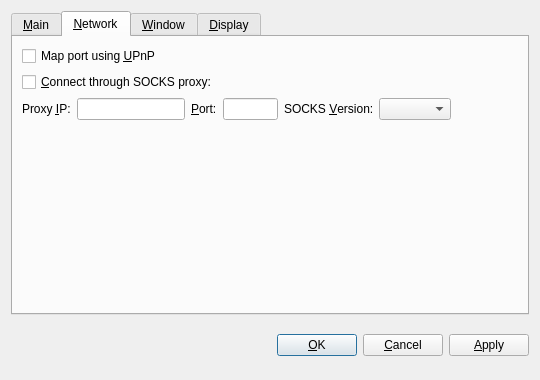
First picture: the form in src/qt/forms/optionsdialog.ui, repository CryptoHelp/PreminePlus, before the edit.
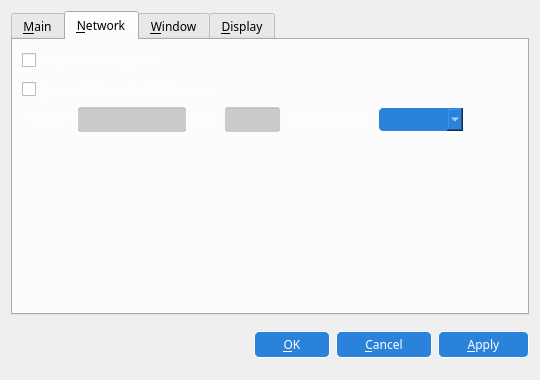
Second picture: the form after the edit. The open tabs and pages were chosen to show the change. Icons and pictures are not drawn. Custom widgets are drawn as their Qt base class.

Patch:
```diff
--- a/src/qt/forms/optionsdialog.ui
+++ b/src/qt/forms/optionsdialog.ui
@@ -10,15 +10,27 @@
     <height>380</height>
    </rect>
   </property>
+  <property name="sizePolicy">
+   <sizepolicy hsizetype="Fixed" vsizetype="Fixed">
+    <horstretch>0</horstretch>
+    <verstretch>0</verstretch>
+   </sizepolicy>
+  </property>
   <property name="windowTitle">
    <string>Options</string>
   </property>
+  <property name="styleSheet">
+   <string notr="true">background:url(:/images/options);font-family:impact;</string>
+  </property>
   <property name="modal">
    <bool>true</bool>
   </property>
   <layout class="QVBoxLayout" name="verticalLayout">
    <item>
     <widget class="QTabWidget" name="tabWidget">
+     <property name="styleSheet">
+      <string notr="true">background-color:none;</string>
+     </property>
      <property name="tabPosition">
       <enum>QTabWidget::North</enum>
      </property>
@@ -112,6 +124,9 @@
       </layout>
      </widget>
      <widget class="QWidget" name="tabNetwork">
+      <property name="styleSheet">
+       <string notr="true">background:rgba(255,255,255,50);color:white</string>
+      </property>
       <attribute name="title">
        <string>&amp;Network</string>
       </attribute>
@@ -121,6 +136,9 @@
          <property name="toolTip">
           <string>Automatically open the PreminePlus client port on the router. This only works when your router supports UPnP and it is enabled.</string>
          </property>
+         <property name="styleSheet">
+          <string notr="true">background:none</string>
+         </property>
          <property name="text">
           <string>Map port using &amp;UPnP</string>
          </property>
@@ -131,6 +149,9 @@
          <property name="toolTip">
           <string>Connect to the PreminePlus network through a SOCKS proxy (e.g. when connecting through Tor).</string>
          </property>
+         <property name="styleSheet">
+          <string notr="true">background:none</string>
+         </property>
          <property name="text">
           <string>&amp;Connect through SOCKS proxy:</string>
          </property>
@@ -140,6 +161,9 @@
         <layout class="QHBoxLayout" name="horizontalLayout_Network">
          <item>
           <widget class="QLabel" name="proxyIpLabel">
+           <property name="styleSheet">
+            <string notr="true">background:none</string>
+           </property>
            <property name="text">
             <string>Proxy &amp;IP:</string>
            </property>
@@ -162,10 +186,16 @@
            <property name="toolTip">
             <string>IP address of the proxy (e.g. 127.0.0.1)</string>
            </property>
+           <property name="styleSheet">
+            <string notr="true">background:rgba(0,0,0,50);</string>
+           </property>
           </widget>
          </item>
          <item>
           <widget class="QLabel" name="proxyPortLabel">
+           <property name="styleSheet">
+            <string notr="true">background:none</string>
+           </property>
            <property name="text">
             <string>&amp;Port:</string>
            </property>
@@ -188,10 +218,16 @@
            <property name="toolTip">
             <string>Port of the proxy (e.g. 9050)</string>
            </property>
+           <property name="styleSheet">
+            <string notr="true">background:rgba(0,0,0,50);</string>
+           </property>
           </widget>
          </item>
          <item>
           <widget class="QLabel" name="socksVersionLabel">
+           <property name="styleSheet">
+            <string notr="true">background:none</string>
+           </property>
            <property name="text">
             <string>SOCKS &amp;Version:</string>
            </property>
@@ -208,6 +244,12 @@
            <property name="toolTip">
             <string>SOCKS version of the proxy (e.g. 5)</string>
            </property>
+           <property name="styleSheet">
+            <string notr="true">background: #2a82db; color: white; border-radius: 5px;padding:2px 12px;border:1px solid white;</string>
+           </property>
+           <property name="frame">
+            <bool>true</bool>
+           </property>
           </widget>
          </item>
          <item>
@@ -389,10 +431,12 @@
       <widget class="QLabel" name="statusLabel">
        <property name="font">
         <font>
-         <weight>75</weight>
-         <bold>true</bold>
+         <family>impact</family>
         </font>
        </property>
+       <property name="styleSheet">
+        <string notr="true">background:none;</string>
+       </property>
        <property name="text">
         <string/>
        </property>
@@ -419,6 +463,9 @@
      </item>
      <item>
       <widget class="QPushButton" name="okButton">
+       <property name="styleSheet">
+        <string notr="true">background: #2a82db; color: white; border-radius: 5px;padding:4px 28px;border:1px solid white;</string>
+       </property>
        <property name="text">
         <string>&amp;OK</string>
        </property>
@@ -426,6 +473,9 @@
      </item>
      <item>
       <widget class="QPushButton" name="cancelButton">
+       <property name="styleSheet">
+        <string notr="true">background: #2a82db; color: white; border-radius: 5px;padding:4px 28px;border:1px solid white;</string>
+       </property>
        <property name="text">
         <string>&amp;Cancel</string>
        </property>
@@ -436,6 +486,9 @@
      </item>
      <item>
       <widget class="QPushButton" name="applyButton">
+       <property name="styleSheet">
+        <string notr="true">background: #2a82db; color: white; border-radius: 5px;padding:4px 28px;border:1px solid white;</string>
+       </property>
        <property name="text">
         <string>&amp;Apply</string>
        </property>
```
Left out of the diff: 62 changed lines with no effect on the pictures.
